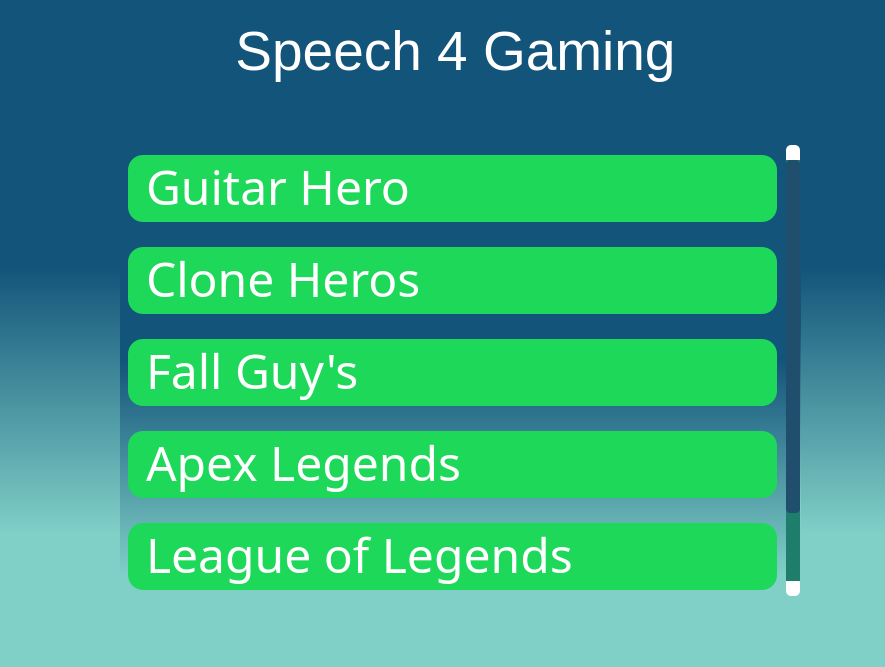
Qt form Ui files/Menu.ui (Lucas-Nardi/Speech-4-Gaming) before a commit.
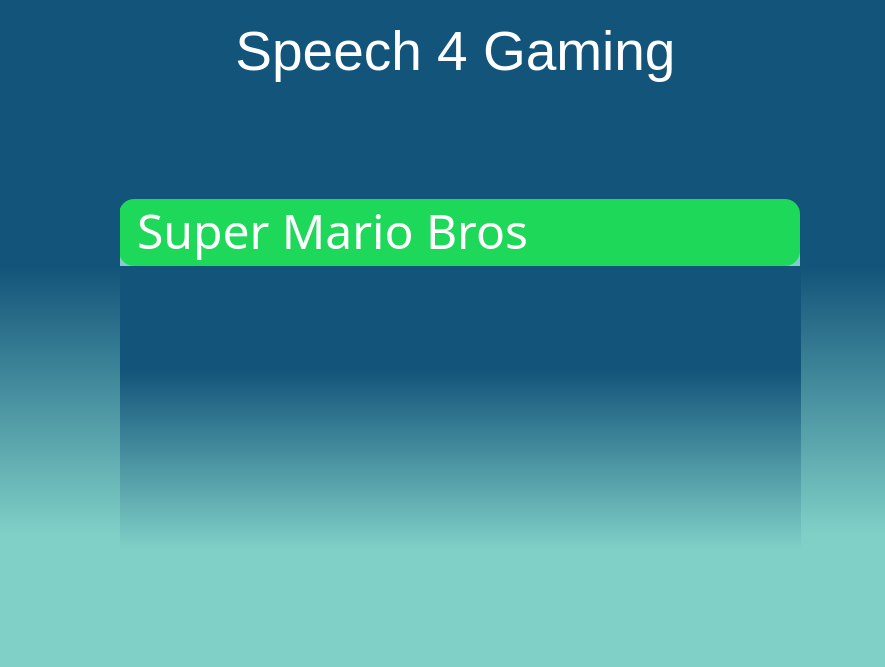
The same form after that commit. Icons and pictures are not drawn.

Commit message: added change windows function and maximum game number (10)

What changed in the file:
```diff
--- a/Ui files/Menu.ui
+++ b/Ui files/Menu.ui
@@ -134,7 +134,7 @@
    <property name="geometry">
     <rect>
      <x>120</x>
-     <y>145</y>
+     <y>189</y>
      <width>681</width>
      <height>451</height>
     </rect>
@@ -207,7 +207,7 @@
 </string>
    </property>
    <property name="frameShape">
-    <enum>QFrame::VLine</enum>
+    <enum>QFrame::NoFrame</enum>
    </property>
    <property name="frameShadow">
     <enum>QFrame::Plain</enum>
@@ -244,7 +244,7 @@
 </string>
     </property>
     <property name="frameShape">
-     <enum>QFrame::VLine</enum>
+     <enum>QFrame::NoFrame</enum>
     </property>
     <property name="frameShadow">
      <enum>QFrame::Plain</enum>
@@ -260,8 +260,8 @@
       <rect>
        <x>0</x>
        <y>0</y>
-       <width>667</width>
-       <height>537</height>
+       <width>681</width>
+       <height>77</height>
       </rect>
      </property>
      <property name="sizePolicy">
@@ -277,613 +277,29 @@
       <property name="spacing">
        <number>25</number>
       </property>
+      <property name="leftMargin">
+       <number>0</number>
+      </property>
       <property name="topMargin">
        <number>10</number>
       </property>
+      <property name="rightMargin">
+       <number>0</number>
+      </property>
       <property name="bottomMargin">
        <number>0</number>
       </property>
-      <item>
-       <widget class="QWidget" name="jogo6" native="true">
-        <property name="sizePolicy">
-         <sizepolicy hsizetype="Preferred" vsizetype="Fixed">
-          <horstretch>0</horstretch>
-          <verstretch>0</verstretch>
-         </sizepolicy>
-        </property>
-        <property name="minimumSize">
-         <size>
-          <width>0</width>
-          <height>67</height>
-         </size>
-        </property>
-        <property name="maximumSize">
-         <size>
-          <width>16777215</width>
-          <height>90</height>
-         </size>
-        </property>
-        <property name="cursor">
-         <cursorShape>PointingHandCursor</cursorShape>
-        </property>
-        <property name="styleSheet">
-         <string notr="true">background-color: rgb(30, 217, 89);
-border-radius:15px;</string>
-        </property>
-        <widget class="QLabel" name="game_name6">
-         <property name="geometry">
-          <rect>
-           <x>18</x>
-           <y>1</y>
-           <width>500</width>
-           <height>61</height>
-          </rect>
-         </property>
-         <property name="sizePolicy">
-          <sizepolicy hsizetype="Preferred" vsizetype="Preferred">
-           <horstretch>0</horstretch>
-           <verstretch>0</verstretch>
-          </sizepolicy>
-         </property>
-         <property name="maximumSize">
-          <size>
-           <width>500</width>
-           <height>90</height>
-          </size>
-         </property>
-         <property name="font">
-          <font>
-           <family>Berlin Sans FB</family>
-           <pointsize>36</pointsize>
-          </font>
-         </property>
-         <property name="cursor">
-          <cursorShape>PointingHandCursor</cursorShape>
-         </property>
-         <property name="styleSheet">
-          <string notr="true">color: rgb(255, 255, 255);</string>
-         </property>
-         <property name="text">
-          <string>Guitar Hero</string>
-         </property>
-        </widget>
-        <widget class="QPushButton" name="edit_button6">
-         <property name="geometry">
-          <rect>
-           <x>520</x>
-           <y>8</y>
-           <width>51</width>
-           <height>51</height>
-          </rect>
-         </property>
-         <property name="cursor">
-          <cursorShape>OpenHandCursor</cursorShape>
-         </property>
-         <property name="text">
-          <string/>
-         </property>
-         <property name="icon">
-          <iconset>
-           <normaloff>../Images/edit_button.png</normaloff>../Images/edit_button.png</iconset>
-         </property>
-         <property name="iconSize">
-          <size>
-           <width>50</width>
-           <height>50</height>
-          </size>
-         </property>
-        </widget>
-        <widget class="QPushButton" name="play_button6">
-         <property name="geometry">
-          <rect>
-           <x>588</x>
-           <y>11</y>
-           <width>51</width>
-           <height>51</height>
-          </rect>
-         </property>
-         <property name="cursor">
-          <cursorShape>OpenHandCursor</cursorShape>
-         </property>
-         <property name="text">
-          <string/>
-         </property>
-         <property name="icon">
-          <iconset>
-           <normaloff>../Images/play_button.png</normaloff>../Images/play_button.png</iconset>
-         </property>
-         <property name="iconSize">
-          <size>
-           <width>50</width>
-           <height>50</height>
-          </size>
-         </property>
-        </widget>
-       </widget>
-      </item>
-      <item>
-       <widget class="QWidget" name="jogo5" native="true">
-        <property name="sizePolicy">
-         <sizepolicy hsizetype="Preferred" vsizetype="Fixed">
-          <horstretch>0</horstretch>
-          <verstretch>0</verstretch>
-         </sizepolicy>
-        </property>
-        <property name="minimumSize">
-         <size>
-          <width>0</width>
-          <height>67</height>
-         </size>
-        </property>
-        <property name="maximumSize">
-         <size>
-          <width>16777215</width>
-          <height>90</height>
-         </size>
-        </property>
-        <property name="cursor">
-         <cursorShape>PointingHandCursor</cursorShape>
-        </property>
-        <property name="styleSheet">
-         <string notr="true">background-color: rgb(30, 217, 89);
-border-radius:15px;</string>
-        </property>
-        <widget class="QLabel" name="game_name5">
-         <property name="geometry">
-          <rect>
-           <x>18</x>
-           <y>1</y>
-           <width>500</width>
-           <height>61</height>
-          </rect>
-         </property>
-         <property name="sizePolicy">
-          <sizepolicy hsizetype="Preferred" vsizetype="Preferred">
-           <horstretch>0</horstretch>
-           <verstretch>0</verstretch>
-          </sizepolicy>
-         </property>
-         <property name="maximumSize">
-          <size>
-           <width>500</width>
-           <height>90</height>
-          </size>
-         </property>
-         <property name="font">
-          <font>
-           <family>Berlin Sans FB</family>
-           <pointsize>36</pointsize>
-          </font>
-         </property>
-         <property name="cursor">
-          <cursorShape>PointingHandCursor</cursorShape>
-         </property>
-         <property name="styleSheet">
-          <string notr="true">color: rgb(255, 255, 255);</string>
-         </property>
-         <property name="text">
-          <string>Clone Heros</string>
-         </property>
-        </widget>
-        <widget class="QPushButton" name="edit_button5">
-         <property name="geometry">
-          <rect>
-           <x>520</x>
-           <y>8</y>
-           <width>51</width>
-           <height>51</height>
-          </rect>
-         </property>
-         <property name="cursor">
-          <cursorShape>OpenHandCursor</cursorShape>
-         </property>
-         <property name="text">
-          <string/>
-         </property>
-         <property name="icon">
-          <iconset>
-           <normaloff>../Images/edit_button.png</normaloff>../Images/edit_button.png</iconset>
-         </property>
-         <property name="iconSize">
-          <size>
-           <width>50</width>
-           <height>50</height>
-          </size>
-         </property>
-        </widget>
-        <widget class="QPushButton" name="play_button5">
-         <property name="geometry">
-          <rect>
-           <x>588</x>
-           <y>11</y>
-           <width>51</width>
-           <height>51</height>
-          </rect>
-         </property>
-         <property name="cursor">
-          <cursorShape>OpenHandCursor</cursorShape>
-         </property>
-         <property name="text">
-          <string/>
-         </property>
-         <property name="icon">
-          <iconset>
-           <normaloff>../Images/play_button.png</normaloff>../Images/play_button.png</iconset>
-         </property>
-         <property name="iconSize">
-          <size>
-           <width>50</width>
-           <height>50</height>
-          </size>
-         </property>
-        </widget>
-       </widget>
-      </item>
-      <item>
-       <widget class="QWidget" name="jogo4" native="true">
-        <property name="sizePolicy">
-         <sizepolicy hsizetype="Preferred" vsizetype="Fixed">
-          <horstretch>0</horstretch>
-          <verstretch>0</verstretch>
-         </sizepolicy>
-        </property>
-        <property name="minimumSize">
-         <size>
-          <width>0</width>
-          <height>67</height>
-         </size>
-        </property>
-        <property name="maximumSize">
-         <size>
-          <width>16777215</width>
-          <height>90</height>
-         </size>
-        </property>
-        <property name="cursor">
-         <cursorShape>PointingHandCursor</cursorShape>
-        </property>
-        <property name="styleSheet">
-         <string notr="true">background-color: rgb(30, 217, 89);
-border-radius:15px;</string>
-        </property>
-        <widget class="QLabel" name="game_name4">
-         <property name="geometry">
-          <rect>
-           <x>18</x>
-           <y>1</y>
-           <width>500</width>
-           <height>61</height>
-          </rect>
-         </property>
-         <property name="sizePolicy">
-          <sizepolicy hsizetype="Preferred" vsizetype="Preferred">
-           <horstretch>0</horstretch>
-           <verstretch>0</verstretch>
-          </sizepolicy>
-         </property>
-         <property name="maximumSize">
-          <size>
-           <width>500</width>
-           <height>90</height>
-          </size>
-         </property>
-         <property name="font">
-          <font>
-           <family>Berlin Sans FB</family>
-           <pointsize>36</pointsize>
-          </font>
-         </property>
-         <property name="cursor">
-          <cursorShape>PointingHandCursor</cursorShape>
-         </property>
-         <property name="styleSheet">
-          <string notr="true">color: rgb(255, 255, 255);</string>
-         </property>
-         <property name="text">
-          <string>Fall Guy's</string>
-         </property>
-        </widget>
-        <widget class="QPushButton" name="edit_button4">
-         <property name="geometry">
-          <rect>
-           <x>520</x>
-           <y>8</y>
-           <width>51</width>
-           <height>51</height>
-          </rect>
-         </property>
-         <property name="cursor">
-          <cursorShape>OpenHandCursor</cursorShape>
-         </property>
-         <property name="text">
-          <string/>
-         </property>
-         <property name="icon">
-          <iconset>
-           <normaloff>../Images/edit_button.png</normaloff>../Images/edit_button.png</iconset>
-         </property>
-         <property name="iconSize">
-          <size>
-           <width>50</width>
-           <height>50</height>
-          </size>
-         </property>
-        </widget>
-        <widget class="QPushButton" name="play_button4">
-         <property name="geometry">
-          <rect>
-           <x>588</x>
-           <y>11</y>
-           <width>51</width>
-           <height>51</height>
-          </rect>
-         </property>
-         <property name="cursor">
-          <cursorShape>OpenHandCursor</cursorShape>
-         </property>
-         <property name="text">
-          <string/>
-         </property>
-         <property name="icon">
-          <iconset>
-           <normaloff>../Images/play_button.png</normaloff>../Images/play_button.png</iconset>
-         </property>
-         <property name="iconSize">
-          <size>
-           <width>50</width>
-           <height>50</height>
-          </size>
-         </property>
-        </widget>
-       </widget>
-      </item>
-      <item>
-       <widget class="QWidget" name="jogo3" native="true">
-        <property name="sizePolicy">
-         <sizepolicy hsizetype="Preferred" vsizetype="Fixed">
-          <horstretch>0</horstretch>
-          <verstretch>0</verstretch>
-         </sizepolicy>
-        </property>
-        <property name="minimumSize">
-         <size>
-          <width>0</width>
-          <height>67</height>
-         </size>
-        </property>
-        <property name="maximumSize">
-         <size>
-          <width>16777215</width>
-          <height>90</height>
-         </size>
-        </property>
-        <property name="cursor">
-         <cursorShape>PointingHandCursor</cursorShape>
-        </property>
-        <property name="styleSheet">
-         <string notr="true">background-color: rgb(30, 217, 89);
-border-radius:15px;</string>
-        </property>
-        <widget class="QLabel" name="game_name3">
-         <property name="geometry">
-          <rect>
-           <x>18</x>
-           <y>1</y>
-           <width>500</width>
-           <height>61</height>
-          </rect>
-         </property>
-         <property name="sizePolicy">
-          <sizepolicy hsizetype="Preferred" vsizetype="Preferred">
-           <horstretch>0</horstretch>
-           <verstretch>0</verstretch>
-          </sizepolicy>
-         </property>
-         <property name="maximumSize">
-          <size>
-           <width>500</width>
-           <height>90</height>
-          </size>
-         </property>
-         <property name="font">
-          <font>
-           <family>Berlin Sans FB</family>
-           <pointsize>36</pointsize>
-          </font>
-         </property>
-         <property name="cursor">
-          <cursorShape>PointingHandCursor</cursorShape>
-         </property>
-         <property name="styleSheet">
-          <string notr="true">color: rgb(255, 255, 255);</string>
-         </property>
-         <property name="text">
-          <string>Apex Legends</string>
-         </property>
-        </widget>
-        <widget class="QPushButton" name="edit_button3">
-         <property name="geometry">
-          <rect>
-           <x>520</x>
-           <y>8</y>
-           <width>51</width>
-           <height>51</height>
-          </rect>
-         </property>
-         <property name="cursor">
-          <cursorShape>OpenHandCursor</cursorShape>
-         </property>
-         <property name="text">
-          <string/>
-         </property>
-         <property name="icon">
-          <iconset>
-           <normaloff>../Images/edit_button.png</normaloff>../Images/edit_button.png</iconset>
-         </property>
-         <property name="iconSize">
-          <size>
-           <width>50</width>
-           <height>50</height>
-          </size>
-         </property>
-        </widget>
-        <widget class="QPushButton" name="play_button3">
-         <property name="geometry">
-          <rect>
-           <x>588</x>
-           <y>11</y>
-           <width>51</width>
-           <height>51</height>
-          </rect>
-         </property>
-         <property name="cursor">
-          <cursorShape>OpenHandCursor</cursorShape>
-         </property>
-         <property name="text">
-          <string/>
-         </property>
-         <property name="icon">
-          <iconset>
-           <normaloff>../Images/play_button.png</normaloff>../Images/play_button.png</iconset>
-         </property>
-         <property name="iconSize">
-          <size>
-           <width>50</width>
-           <height>50</height>
-          </size>
-         </property>
-        </widget>
-       </widget>
-      </item>
-      <item>
-       <widget class="QWidget" name="jogo2" native="true">
-        <property name="sizePolicy">
-         <sizepolicy hsizetype="Preferred" vsizetype="Fixed">
-          <horstretch>0</horstretch>
-          <verstretch>0</verstretch>
-         </sizepolicy>
-        </property>
-        <property name="minimumSize">
-         <size>
-          <width>0</width>
-          <height>67</height>
-         </size>
-        </property>
-        <property name="maximumSize">
-         <size>
-          <width>16777215</width>
-          <height>90</height>
-         </size>
-        </property>
-        <property name="cursor">
-         <cursorShape>PointingHandCursor</cursorShape>
-        </property>
-        <property name="styleSheet">
-         <string notr="true">background-color: rgb(30, 217, 89);
-border-radius:15px;</string>
-        </property>
-        <widget class="QLabel" name="game_name2">
-         <property name="geometry">
-          <rect>
-           <x>18</x>
-           <y>1</y>
-           <width>500</width>
-           <height>61</height>
-          </rect>
-         </property>
-         <property name="sizePolicy">
-          <sizepolicy hsizetype="Preferred" vsizetype="Preferred">
-           <horstretch>0</horstretch>
-           <verstretch>0</verstretch>
-          </sizepolicy>
-         </property>
-         <property name="maximumSize">
-          <size>
-           <width>500</width>
-           <height>90</height>
-          </size>
-         </property>
-         <property name="font">
-          <font>
-           <family>Berlin Sans FB</family>
-           <pointsize>36</pointsize>
-          </font>
-         </property>
-         <property name="cursor">
-          <cursorShape>PointingHandCursor</cursorShape>
-         </property>
-         <property name="styleSheet">
-          <string notr="true">color: rgb(255, 255, 255);</string>
-         </property>
-         <property name="text">
-          <string>League of Legends</string>
-         </property>
-        </widget>
-        <widget class="QPushButton" name="edit_button2">
-         <property name="geometry">
-          <rect>
-           <x>520</x>
-           <y>8</y>
-           <width>51</width>
-           <height>51</height>
-          </rect>
-         </property>
-         <property name="cursor">
-          <cursorShape>OpenHandCursor</cursorShape>
-         </property>
-         <property name="text">
-          <string/>
-         </property>
-         <property name="icon">
-          <iconset>
-           <normaloff>../Images/edit_button.png</normaloff>../Images/edit_button.png</iconset>
-         </property>
-         <property name="iconSize">
-          <size>
-           <width>50</width>
-           <height>50</height>
-          </size>
-         </property>
-        </widget>
-        <widget class="QPushButton" name="play_button2">
-         <property name="geometry">
-          <rect>
-           <x>588</x>
-           <y>11</y>
-           <width>51</width>
-           <height>51</height>
-          </rect>
-         </property>
-         <property name="cursor">
-          <cursorShape>OpenHandCursor</cursorShape>
-         </property>
-         <property name="text">
-          <string/>
-         </property>
-         <property name="icon">
-          <iconset>
-           <normaloff>../Images/play_button.png</normaloff>../Images/play_button.png</iconset>
-         </property>
-         <property name="iconSize">
-          <size>
-           <width>50</width>
-           <height>50</height>
-          </size>
-         </property>
-        </widget>
-       </widget>
-      </item>
       <item>
        <widget class="QWidget" name="jogo1" native="true">
         <property name="sizePolicy">
-         <sizepolicy hsizetype="Preferred" vsizetype="Fixed">
+         <sizepolicy hsizetype="Fixed" vsizetype="Fixed">
           <horstretch>0</horstretch>
           <verstretch>0</verstretch>
          </sizepolicy>
         </property>
         <property name="minimumSize">
          <size>
-          <width>0</width>
+          <width>681</width>
           <height>67</height>
          </size>
         </property>
```
Left out of the diff: 42 changed lines with no effect on the pictures. The commit also changes 18 other files.
